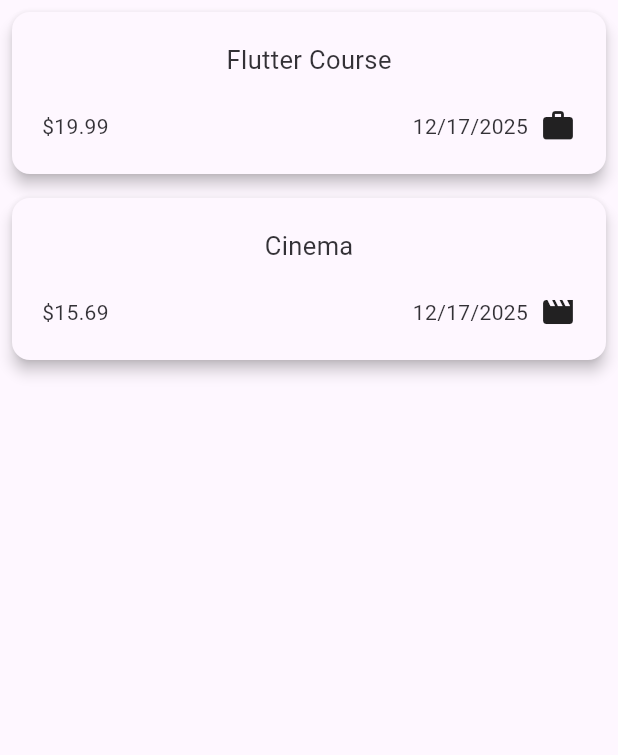
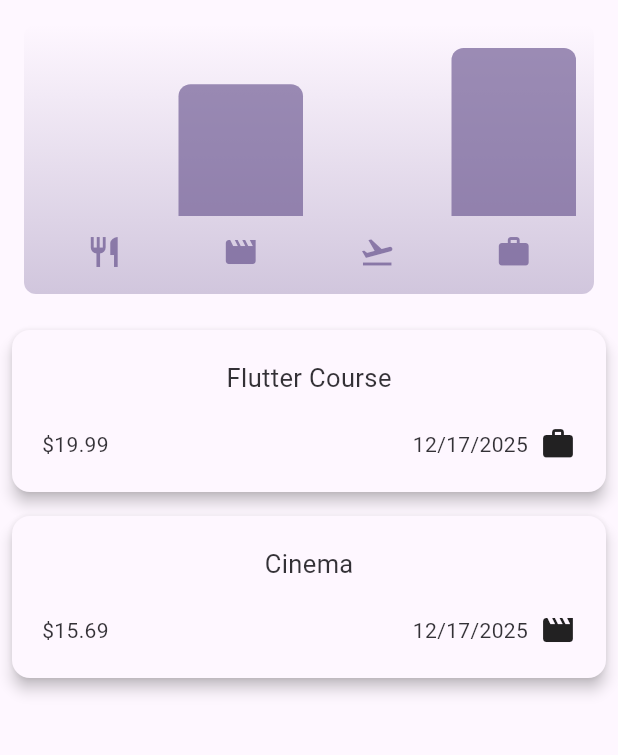
Before and after one commit to Aary23S/ExpenseTrack-App, a Flutter app: the screen it shows after launch, on a phone screen of 412 x 824 dp, the part 84-839 px from its top. Run offline on Flutter 3.47's test engine with Material 3 defaults, Android fonts, the phone set to English and light mode, and no system bars.

Commit message:
Add chart and expense bucket functionality for better expense visualization

```diff
--- a/lib/models/expense.dart
+++ b/lib/models/expense.dart
@@ -47,3 +47,23 @@ class Expense
 
   String get formatDate => formater.format(date);
 }
+
+class ExpenseBucket
+{
+    const ExpenseBucket({required this.category, required this.expenses});
+
+    ExpenseBucket.forCategory(List<Expense> allExpenses, this.category) : expenses=allExpenses.where((expenses) => expenses.category == category,).toList();
+
+    final Category category;
+    final List<Expense> expenses;
+
+    double get totalExpenses
+    {
+      double sum = 0;
+      for (final expense in expenses)
+      {
+        sum += expense.amount;
+      }
+      return sum;
+    }
+}
--- /dev/null
+++ b/lib/screens/charts/chart.dart
@@ -0,0 +1,96 @@
+// ignore_for_file: deprecated_member_use
+
+import 'package:expense_app/models/expense.dart';
+import 'package:expense_app/screens/charts/chart_bar.dart';
+import 'package:flutter/material.dart';
+
+class Chart extends StatelessWidget {
+  const Chart({super.key, required this.expenses});
+
+  final List<Expense> expenses;
+
+  List<ExpenseBucket> get buckets {
+    return [
+      ExpenseBucket.forCategory(expenses, Category.food),
+      ExpenseBucket.forCategory(expenses, Category.leisure),
+      ExpenseBucket.forCategory(expenses, Category.travel),
+      ExpenseBucket.forCategory(expenses, Category.work),
+    ];
+  }
+
+  double get maxTotalExpense {
+    double maxTotalExpense = 0;
+
+    for (final bucket in buckets) {
+      if (bucket.totalExpenses > maxTotalExpense) {
+        maxTotalExpense = bucket.totalExpenses;
+      }
+    }
+
+    return maxTotalExpense;
+  }
+
+  @override
+  Widget build(BuildContext context) {
+    final isDarkMode =
+        MediaQuery.of(context).platformBrightness == Brightness.dark;
+    return Container(
+      margin: const EdgeInsets.all(16),
+      padding: const EdgeInsets.symmetric(
+        vertical: 16,
+        horizontal: 8,
+      ),
+      width: double.infinity,
+      height: 180,
+      decoration: BoxDecoration(
+        borderRadius: BorderRadius.circular(8),
+        gradient: LinearGradient(
+          colors: [
+            Theme.of(context).colorScheme.primary.withOpacity(0.3),
+            Theme.of(context).colorScheme.primary.withOpacity(0.0)
+          ],
+          begin: Alignment.bottomCenter,
+          end: Alignment.topCenter,
+        ),
+      ),
+      child: Column(
+        children: [
+          Expanded(
+            child: Row(
+              crossAxisAlignment: CrossAxisAlignment.end,
+              children: [
+                for (final bucket in buckets) // alternative to map()
+                  ChartBar(
+                    fill: bucket.totalExpenses == 0
+                        ? 0
+                        : bucket.totalExpenses / maxTotalExpense,
+                  )
+              ],
+            ),
+          ),
+          const SizedBox(height: 12),
+          Row(
+            children: buckets
+                .map(
+                  (bucket) => Expanded(
+                    child: Padding(
+                      padding: const EdgeInsets.symmetric(horizontal: 4),
+                      child: Icon(
+                        categoryIcons[bucket.category],
+                        color: isDarkMode
+                            ? Theme.of(context).colorScheme.secondary
+                            : Theme.of(context)
+                                .colorScheme
+                                .primary
+                                .withOpacity(0.7),
+                      ),
+                    ),
+                  ),
+                )
+                .toList(),
+          )
+        ],
+      ),
+    );
+  }
+}
--- /dev/null
+++ b/lib/screens/charts/chart_bar.dart
@@ -0,0 +1,44 @@
+// ignore_for_file: deprecated_member_use
+
+import 'package:flutter/material.dart';
+
+class ChartBar extends StatelessWidget {
+  const ChartBar({
+    super.key,
+    required this.fill,
+  });
+
+  final double fill;
+
+  @override
+  Widget build(BuildContext context) {
+    // Use the active Theme's ColorScheme so the bar colors follow the
+    // app-wide seed color and automatically adapt to light/dark modes.
+    final ColorScheme cs = Theme.of(context).colorScheme;
+    final bool isDarkMode = cs.brightness == Brightness.dark;
+    return Expanded(
+      child: Padding(
+        padding: const EdgeInsets.symmetric(horizontal: 4),
+        child: FractionallySizedBox(
+          heightFactor: fill,
+          child: DecoratedBox(
+            decoration: BoxDecoration(
+              shape: BoxShape.rectangle,
+              borderRadius:
+                  const BorderRadius.vertical(top: Radius.circular(8)),
+                // Choose a color from the ColorScheme. In dark mode we pick
+                // a solid primary for good contrast; in light mode we use a
+                // slightly translucent primary so bars feel softer against
+                // the light background. You can switch to `cs.secondary` or
+                // `cs.tertiary` for accent colors, or use `primaryContainer`
+                // for container-surface tones in Material 3.
+                color: (isDarkMode
+                  ? cs.primary
+                  : cs.primary.withOpacity(0.65)),
+            ),
+          ),
+        ),
+      ),
+    );
+  }
+}
--- a/lib/screens/expense/expense_list.dart
+++ b/lib/screens/expense/expense_list.dart
@@ -16,13 +16,43 @@ class ExpenseList extends StatelessWidget
     return ListView.builder
     (
       itemCount: expenses.length,
-      itemBuilder: (context,index) =>  Dismissible
+      itemBuilder: (context,index) =>  Dismissible(
+      key: ValueKey(expenses[index]),
+      // Background shown while swiping (start -> end). We use the
+      // theme's `error` color so the red matches the app's palette
+      // and `onError` for the icon/text color that contrasts it.
+      background: Container
       (
-        key: ValueKey(expenses[index]),
+        color: Theme.of(context).colorScheme.error,
+        alignment: Alignment.centerLeft,
+        padding: const EdgeInsets.only(left: 20),
+        child: Icon(
+          Icons.delete,
+          color: Theme.of(context).colorScheme.onError,
+        ),
+      ),
+
+      // Secondary background for swiping in the opposite direction
+      // (end -> start). Keeps UX consistent for both swipe directions.
+      secondaryBackground: Container
+      (
+        color: Theme.of(context).colorScheme.error,
+        alignment: Alignment.centerRight,
+        padding: const EdgeInsets.only(right: 20),
+        child: Icon(
+          Icons.delete,
+          color: Theme.of(context).colorScheme.onError,
+        ),
+      ),
+
+        // Called after the widget has been dismissed (fully swiped).
         onDismissed: (direction) {
           onRemoveExpense(expenses[index]);
         },
-        child: ExpenseItems(expenses[index])
+
+        // The item to show inside the Dismissible. Keep this as-is so
+        // your existing `ExpenseItems` widget is reused.
+        child: ExpenseItems(expenses[index]),
       ),
     );
   }
--- a/lib/screens/home/home_screen.dart
+++ b/lib/screens/home/home_screen.dart
@@ -1,6 +1,7 @@
 // ignore_for_file: avoid_unnecessary_containers, unused_element, unused_local_variable
 
 import 'package:expense_app/models/expense.dart';
+import 'package:expense_app/screens/charts/chart.dart';
 import 'package:expense_app/screens/expense/expense_list.dart';
 import 'package:expense_app/screens/expense/new_expense.dart';
 import 'package:flutter/material.dart';
@@ -106,6 +107,7 @@ class _HomeScreenState extends State<HomeScreen>
       (
         children:
         [
+          Chart(expenses: _registeredExpenses),
           Expanded
           (
             child: mainContent,
--- a/lib/screens/home/my_app.dart
+++ b/lib/screens/home/my_app.dart
@@ -110,12 +110,14 @@ class _MyAppState extends State<MyApp>
           elevation: 3,
           margin: const EdgeInsets.all(8),
           shape: RoundedRectangleBorder(borderRadius: BorderRadius.circular(12)),
+          surfaceTintColor: darkScheme.surfaceTint,
         ),
         inputDecorationTheme: InputDecorationTheme(
           filled: true,
           fillColor: darkScheme.surfaceContainerHighest,
           contentPadding: const EdgeInsets.symmetric(horizontal: 12, vertical: 10),
           border: OutlineInputBorder(borderRadius: BorderRadius.circular(8)),
+
         ),
         textTheme: TextTheme(
           titleLarge: TextStyle(fontSize: 18, fontWeight: FontWeight.w600, color: darkScheme.onSurface),
```
